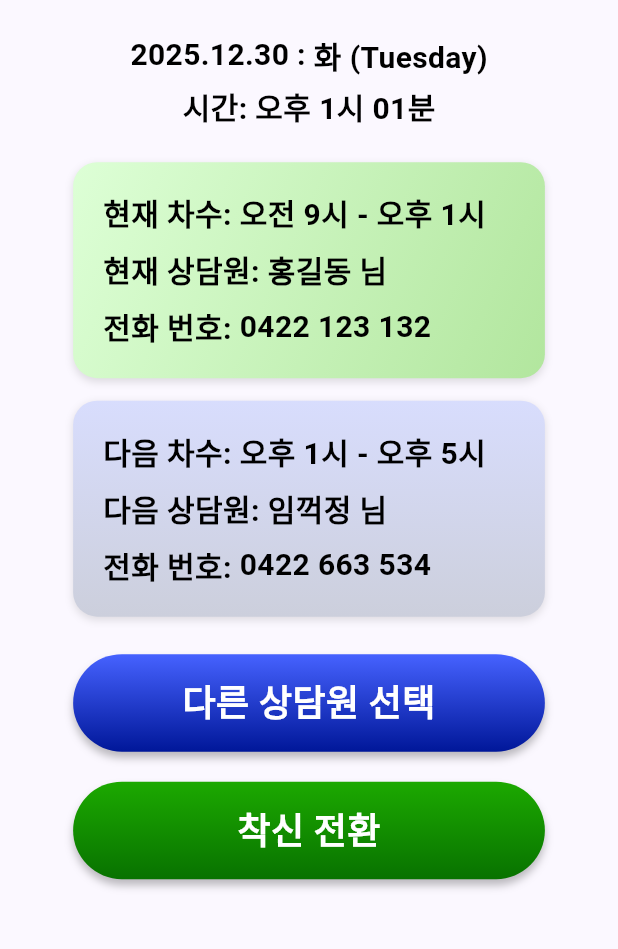
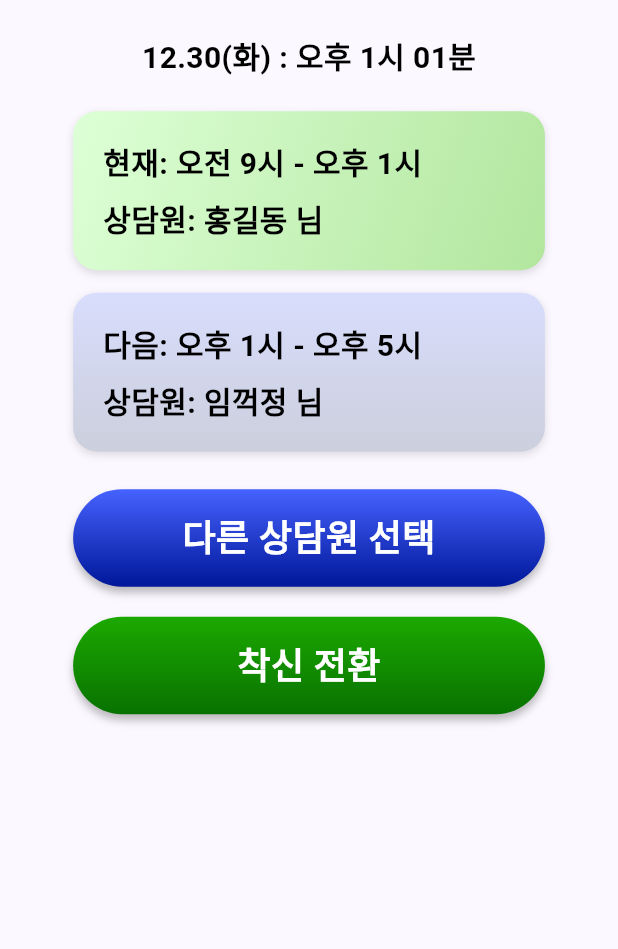
Before and after one commit to sanolamian12/koreanlifelineApp, a Flutter app: the StatusScreen widget shown alone on an empty page, opened directly, on a phone screen of 412 x 824 dp, the part 160-1109 px from its top. Run offline on Flutter 3.47's test engine with Material 3 defaults, Android fonts, the light colour scheme and no system bars.

```diff
--- a/lib/screens/status_screen.dart
+++ b/lib/screens/status_screen.dart
@@ -26,8 +26,7 @@ class StatusScreen extends StatelessWidget {
           // 2. 일시 정보 (함수 호출 결과값을 넣기 좋게 라벨과 데이터 분리)
           Column(
             children: [
-              _buildDateRow("2025.12.30 ", "화 (Tuesday)"),
-              _buildDateRow("시간", "오후 1시 01분"),
+              _buildDateRow("12.30(화) ", "오후 1시 01분"),
             ],
           ),
           const SizedBox(height: 20),
@@ -37,9 +36,8 @@ class StatusScreen extends StatelessWidget {
             context,
             gradient: AppColors.gradTextboxGreen,
             data: {
-              "현재 차수": "오전 9시 - 오후 1시",
-              "현재 상담원": "홍길동 님",
-              "전화 번호": "0422 123 132",
+              "현재": "오전 9시 - 오후 1시",
+              "상담원": "홍길동 님",
             },
           ),
           const SizedBox(height: 15),
@@ -49,9 +47,8 @@ class StatusScreen extends StatelessWidget {
             context,
             gradient: AppColors.gradBtnGray,
             data: {
-              "다음 차수": "오후 1시 - 오후 5시",
-              "다음 상담원": "임꺽정 님",
-              "전화 번호": "0422 663 534",
+              "다음": "오후 1시 - 오후 5시",
+              "상담원": "임꺽정 님",
             },
           ),
           const SizedBox(height: 25),
--- a/lib/screens/urgent_screen.dart
+++ b/lib/screens/urgent_screen.dart
@@ -47,9 +47,8 @@ class UrgentScreen extends StatelessWidget {
               context,
               gradient: AppColors.gradTextboxRed,
               data: {
-                "현재 차수": "오후 1시 - 오후 5시",
-                "현재 상담원": "홍길동 님",
-                "전화 번호": "0422 123 132",
+                "현재": "오후 1시 - 오후 5시",
+                "상담원": "홍길동 님",
               },
             ),
             const SizedBox(height: 15),
@@ -59,9 +58,8 @@ class UrgentScreen extends StatelessWidget {
               context,
               gradient: AppColors.gradTextboxGreen,
               data: {
-                "현재 차수": "오후 1시 - 오후 5시",
-                "현재 상담원": "임꺽정 님",
-                "전화 번호": "0422 663 534",
+                "현재": "오후 1시 - 오후 5시",
+                "상담원": "임꺽정 님",
               },
             ),
             const SizedBox(height: 25),
```
